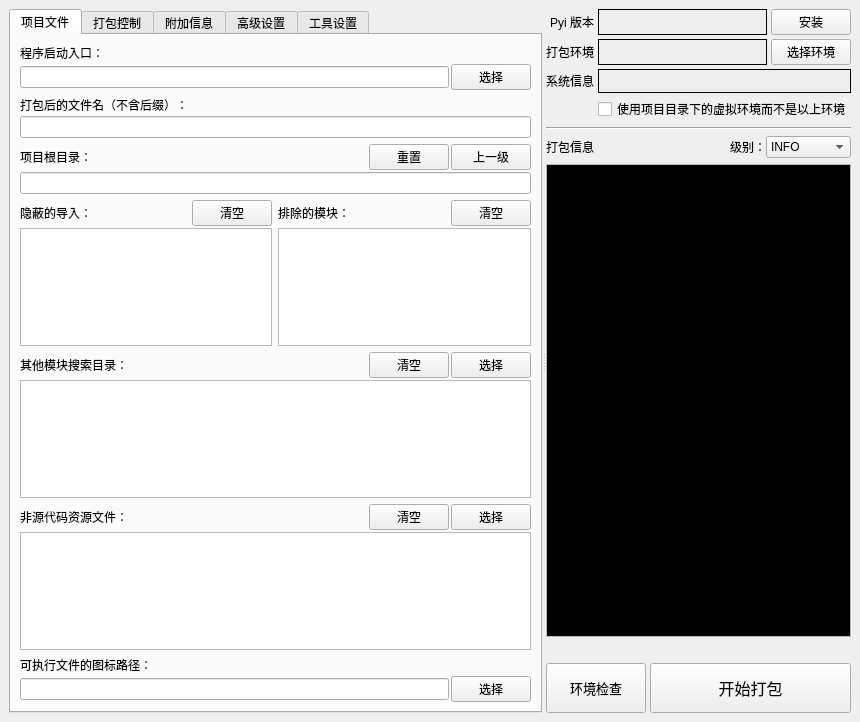
hrpzcf/AwesomePyKit, file ui/pyinstaller_tool.ui: the form before one commit.
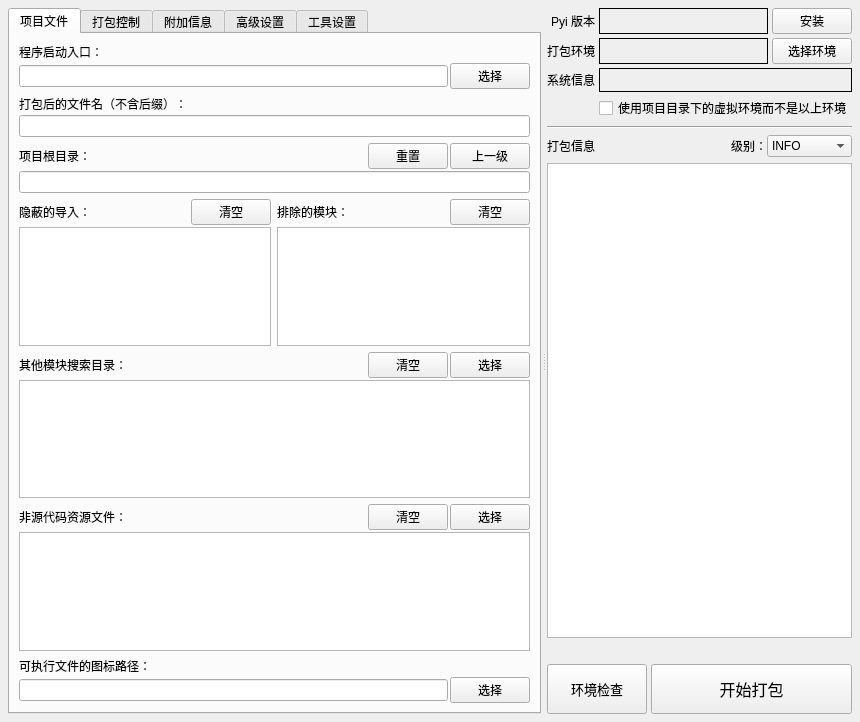
The form after the commit.

The edit to the form file:
```diff
--- a/ui/pyinstaller_tool.ui
+++ b/ui/pyinstaller_tool.ui
@@ -23,11 +23,26 @@
   </property>
   <widget class="QWidget" name="centralwidget">
    <layout class="QVBoxLayout" name="verticalLayout_18">
+    <property name="leftMargin">
+     <number>8</number>
+    </property>
+    <property name="topMargin">
+     <number>8</number>
+    </property>
+    <property name="rightMargin">
+     <number>8</number>
+    </property>
+    <property name="bottomMargin">
+     <number>8</number>
+    </property>
     <item>
      <widget class="QSplitter" name="splitter">
       <property name="orientation">
        <enum>Qt::Horizontal</enum>
       </property>
+      <property name="handleWidth">
+       <number>6</number>
+      </property>
       <widget class="QTabWidget" name="tabWidget">
        <property name="currentIndex">
         <number>0</number>
@@ -1442,97 +1457,6 @@
               <height>456</height>
              </size>
             </property>
-            <property name="palette">
-             <palette>
-              <active>
-               <colorrole role="Text">
-                <brush brushstyle="SolidPattern">
-                 <color alpha="255">
-                  <red>255</red>
-                  <green>255</green>
-                  <blue>255</blue>
-                 </color>
-                </brush>
-               </colorrole>
-               <colorrole role="Base">
-                <brush brushstyle="SolidPattern">
-                 <color alpha="255">
-                  <red>0</red>
-                  <green>0</green>
-                  <blue>0</blue>
-                 </color>
-                </brush>
-               </colorrole>
-               <colorrole role="PlaceholderText">
-                <brush brushstyle="SolidPattern">
-                 <color alpha="128">
-                  <red>255</red>
-                  <green>255</green>
-                  <blue>255</blue>
-                 </color>
-                </brush>
-               </colorrole>
-              </active>
-              <inactive>
-               <colorrole role="Text">
-                <brush brushstyle="SolidPattern">
-                 <color alpha="255">
-                  <red>255</red>
-                  <green>255</green>
-                  <blue>255</blue>
-                 </color>
-                </brush>
-               </colorrole>
-               <colorrole role="Base">
-                <brush brushstyle="SolidPattern">
-                 <color alpha="255">
-                  <red>0</red>
-                  <green>0</green>
-                  <blue>0</blue>
-                 </color>
-                </brush>
-               </colorrole>
-               <colorrole role="PlaceholderText">
-                <brush brushstyle="SolidPattern">
-                 <color alpha="128">
-                  <red>255</red>
-                  <green>255</green>
-                  <blue>255</blue>
-                 </color>
-                </brush>
-               </colorrole>
-              </inactive>
-              <disabled>
-               <colorrole role="Text">
-                <brush brushstyle="SolidPattern">
-                 <color alpha="255">
-                  <red>120</red>
-                  <green>120</green>
-                  <blue>120</blue>
-                 </color>
-                </brush>
-               </colorrole>
-               <colorrole role="Base">
-                <brush brushstyle="SolidPattern">
-                 <color alpha="255">
-                  <red>240</red>
-                  <green>240</green>
-                  <blue>240</blue>
-                 </color>
-                </brush>
-               </colorrole>
-               <colorrole role="PlaceholderText">
-                <brush brushstyle="SolidPattern">
-                 <color alpha="128">
-                  <red>0</red>
-                  <green>0</green>
-                  <blue>0</blue>
-                 </color>
-                </brush>
-               </colorrole>
-              </disabled>
-             </palette>
-            </property>
             <property name="font">
              <font>
               <family>Consolas</family>
```
